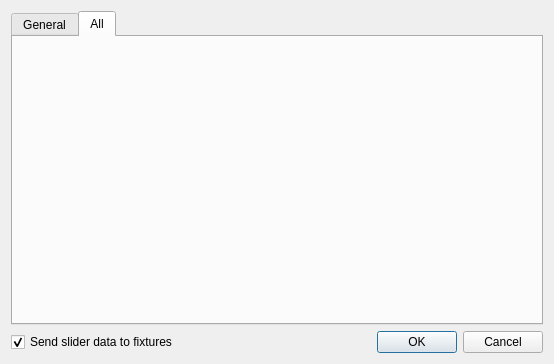
Old version of the form branches/qt4/main/src/sceneeditor.ui in the repository Bondzio/qlc.
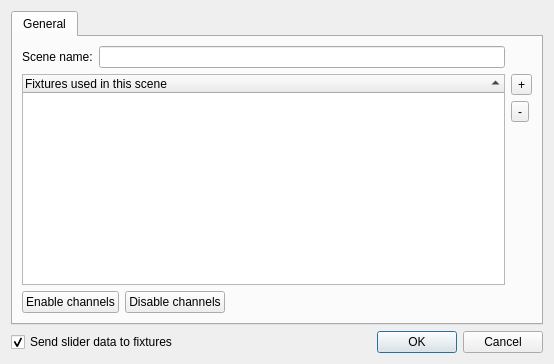
New version of the form. The open tabs and pages were chosen to show the change.

What changed in the file:
```diff
--- a/branches/qt4/main/src/sceneeditor.ui
+++ b/branches/qt4/main/src/sceneeditor.ui
@@ -24,7 +24,7 @@
         <x>0</x>
         <y>0</y>
         <width>532</width>
-        <height>282</height>
+        <height>283</height>
        </rect>
       </property>
       <attribute name="title" >
@@ -147,19 +147,6 @@
        </item>
       </layout>
      </widget>
-     <widget class="QWidget" name="All" >
-      <property name="geometry" >
-       <rect>
-        <x>0</x>
-        <y>0</y>
-        <width>532</width>
-        <height>283</height>
-       </rect>
-      </property>
-      <attribute name="title" >
-       <string>All</string>
-      </attribute>
-     </widget>
     </widget>
    </item>
    <item row="1" column="0" >
```
